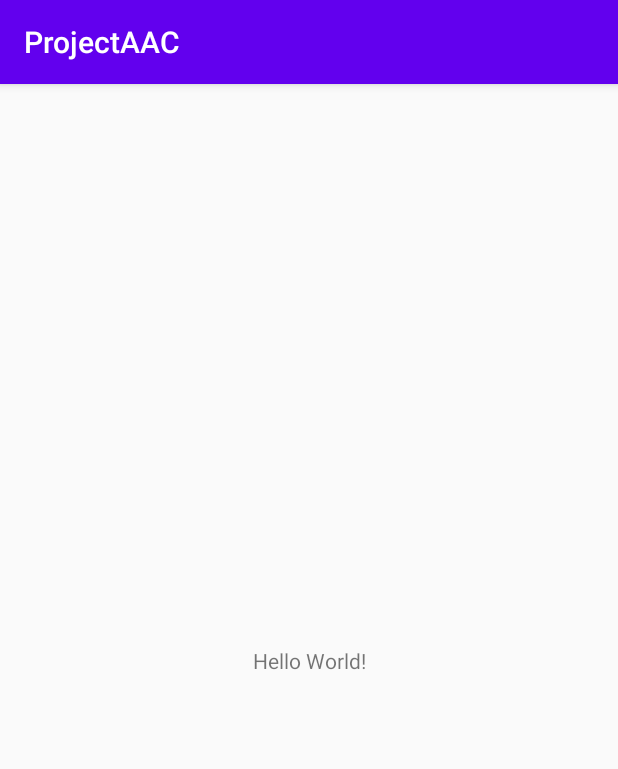
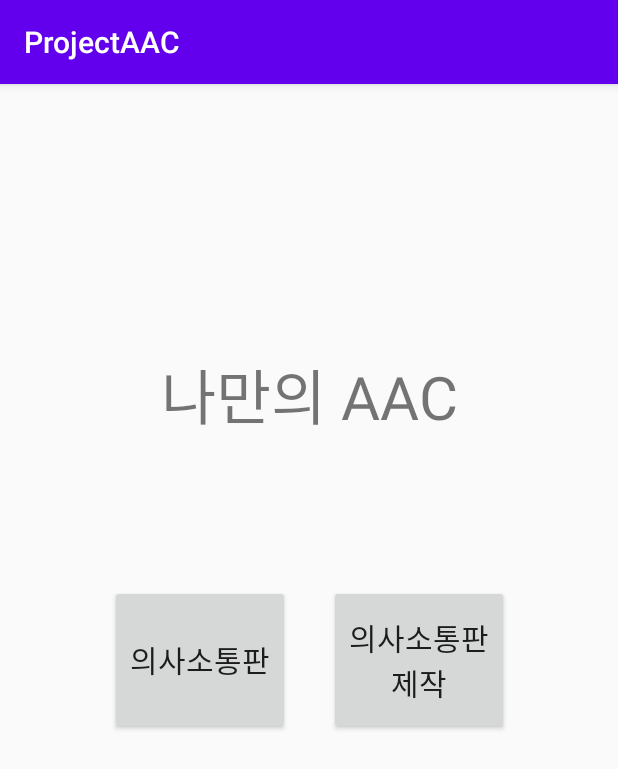
Before and after one commit to team4242/ProjectAAC, an Android app: the screen it shows after launch (MainActivity), on a phone screen of 412 x 824 dp. Shown: the top 769 px of the screen. Run offline under Robolectric (Android 15) with nearby library versions, the phone set to English and light mode, and no system bars.

Commit message:
base commit

```diff
--- a/app/src/main/AndroidManifest.xml
+++ b/app/src/main/AndroidManifest.xml
@@ -9,6 +9,7 @@
         android:roundIcon="@mipmap/ic_launcher_round"
         android:supportsRtl="true"
         android:theme="@style/AppTheme">
+        <activity android:name=".CommunicationPlate"></activity>
         <activity android:name=".MainActivity">
             <intent-filter>
                 <action android:name="android.intent.action.MAIN" />
--- a/app/src/main/res/layout/activity_main.xml
+++ b/app/src/main/res/layout/activity_main.xml
@@ -7,12 +7,38 @@
     tools:context=".MainActivity">
 
     <TextView
+        android:id="@+id/Title"
         android:layout_width="wrap_content"
         android:layout_height="wrap_content"
-        android:text="Hello World!"
+        android:text="나만의 AAC"
+        android:textSize="40dp"
         app:layout_constraintBottom_toBottomOf="parent"
-        app:layout_constraintLeft_toLeftOf="parent"
-        app:layout_constraintRight_toRightOf="parent"
+        app:layout_constraintEnd_toEndOf="parent"
+        app:layout_constraintStart_toStartOf="parent"
+        app:layout_constraintTop_toTopOf="parent"
+        app:layout_constraintVertical_bias="0.25" />
+
+    <Button
+        android:id="@+id/button"
+        android:layout_width="120dp"
+        android:layout_height="100dp"
+        android:text="의사소통판"
+        android:textSize="20dp"
+        app:layout_constraintBottom_toBottomOf="parent"
+        app:layout_constraintEnd_toEndOf="parent"
+        app:layout_constraintHorizontal_bias="0.25"
+        app:layout_constraintStart_toStartOf="parent"
         app:layout_constraintTop_toTopOf="parent" />
 
+    <Button
+        android:id="@+id/button2"
+        android:layout_width="120dp"
+        android:layout_height="100dp"
+        android:text="의사소통판 제작"
+        android:textSize="20dp"
+        app:layout_constraintBottom_toBottomOf="parent"
+        app:layout_constraintEnd_toEndOf="parent"
+        app:layout_constraintHorizontal_bias="0.75"
+        app:layout_constraintStart_toStartOf="parent"
+        app:layout_constraintTop_toTopOf="parent" />
 </androidx.constraintlayout.widget.ConstraintLayout>
```
